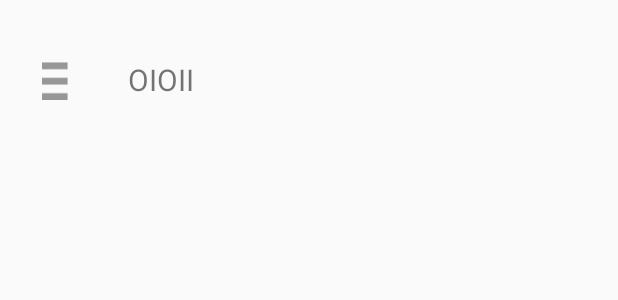
After one commit to douglasSoares647/Contact-Manager, an Android app: the layout navigation_list_item.xml on its own in the app's theme, with its tools: preview values and no code run, on a phone screen of 412 x 824 dp. The commit adds this screen. Shown: the top 300 px of the screen. Run offline under Robolectric (Android 15) with nearby library versions, the phone set to English and light mode, and no system bars.

Commit message:
Commit com Navigation Drawer e AsyncTasks

```diff
--- /dev/null
+++ b/app/src/main/res/layout/navigation_list_item.xml
@@ -0,0 +1,31 @@
+<?xml version="1.0" encoding="utf-8"?>
+<RelativeLayout xmlns:android="http://schemas.android.com/apk/res/android"
+    android:layout_width="match_parent"
+    android:layout_height="match_parent"
+    android:orientation="horizontal">
+
+    <ImageView
+        android:id="@+id/imageViewNavigationItem"
+        android:layout_width="27dp"
+        android:layout_height="27dp"
+        android:src="@drawable/ic_drawer"
+        android:layout_marginLeft="28dp"
+        android:layout_marginStart="28dp"
+        android:layout_alignBottom="@+id/textViewNavigationItem"
+        android:layout_alignParentLeft="true"
+        android:layout_alignParentStart="true" />
+
+    <TextView
+        android:id="@+id/textViewNavigationItem"
+        android:layout_width="match_parent"
+        android:layout_height="wrap_content"
+        android:textSize="20dp"
+        android:text="OIOII"
+        android:layout_marginTop="39dp"
+        android:layout_alignParentTop="true"
+        android:layout_toRightOf="@+id/imageViewNavigationItem"
+        android:layout_toEndOf="@+id/imageViewNavigationItem"
+        android:layout_marginLeft="30dp"
+        android:layout_marginStart="51dp" />
+
+</RelativeLayout>
--- a/app/src/main/res/values/strings.xml
+++ b/app/src/main/res/values/strings.xml
@@ -64,5 +64,9 @@
     <string name="navigation_drawer_close">Close navigation drawer</string>
 
     <string name="action_example">Example action</string>
+    <string name="navigation_birthdays">Birthdays</string>
+    <string name="dialog_saving_database">Saving on database</string>
+    <string name="dialog_wait">Wait</string>
+    <string name="dialog_load">Loading contact list</string>
 
 </resources>
--- a/app/src/main/res/values/styles.xml
+++ b/app/src/main/res/values/styles.xml
@@ -15,4 +15,10 @@
         <item name="android:windowBackground">@android:color/transparent</item>
     </style>
 
+    <style name="Divider">
+        <item name="android:layout_width">match_parent</item>
+        <item name="android:layout_height">1dp</item>
+        <item name="android:background">?android:attr/listDivider</item>
+    </style>
+
 </resources>
```
Also changed, not shown: app/src/main/java/contatos/treinamento/com/br/contatos/controller/activity/ContactFormActivity.java (+6 -4 lines), app/src/main/java/contatos/treinamento/com/br/contatos/controller/activity/ContactListActivity.java (+97 -26 lines), app/src/main/java/contatos/treinamento/com/br/contatos/controller/activity/ContactSearchActivity.java (+42 -15 lines), app/src/main/java/contatos/treinamento/com/br/contatos/controller/adapter/NavigationAdapter.java (added, +57 -0 lines), app/src/main/java/contatos/treinamento/com/br/contatos/controller/asynctask/AsyncInterface.java (added, +13 -0 lines), app/src/main/java/contatos/treinamento/com/br/contatos/controller/asynctask/AsyncLoadList.java (added, +48 -0 lines), app/src/main/java/contatos/treinamento/com/br/contatos/controller/asynctask/AsyncSave.java (added, +43 -0 lines), app/src/main/java/contatos/treinamento/com/br/contatos/model/entity/NavigationItem.java (added, +31 -0 lines), app/src/main/res/layout/activity_contact_list.xml (+15 -2 lines), app/src/main/res/layout/contact_list_item.xml (+6 -2 lines), app/src/main/res/mipmap-hdpi/ic_navigation_drawer.png (added), app/src/main/res/mipmap-mdpi/ic_navigation_drawer.png (added), app/src/main/res/mipmap-xhdpi/ic_navigation_drawer.png (added), app/src/main/res/mipmap-xxhdpi/ic_navigation_drawer.png (added), 1 more files.
